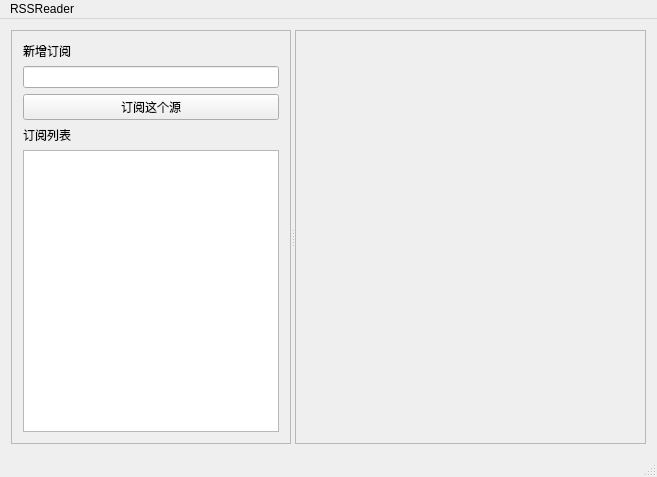
Above: app/mainwindow.ui from Nayaco/RSSReader before the change. Below: the same form after it.
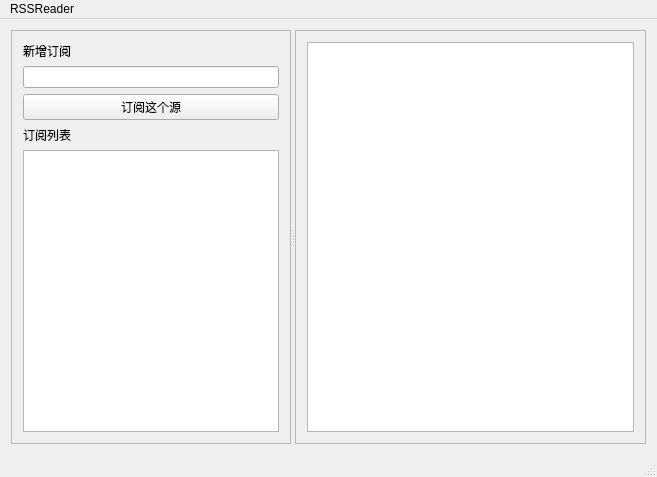
That is the form after the change.

Commit message: Add article list display.

```diff
--- a/app/mainwindow.ui
+++ b/app/mainwindow.ui
@@ -83,6 +83,11 @@
           <height>424</height>
          </rect>
         </property>
+        <layout class="QVBoxLayout" name="verticalLayout_2">
+         <item>
+          <widget class="QListView" name="listView"/>
+         </item>
+        </layout>
        </widget>
       </widget>
      </widget>
```
The commit also changes 6 other files.
